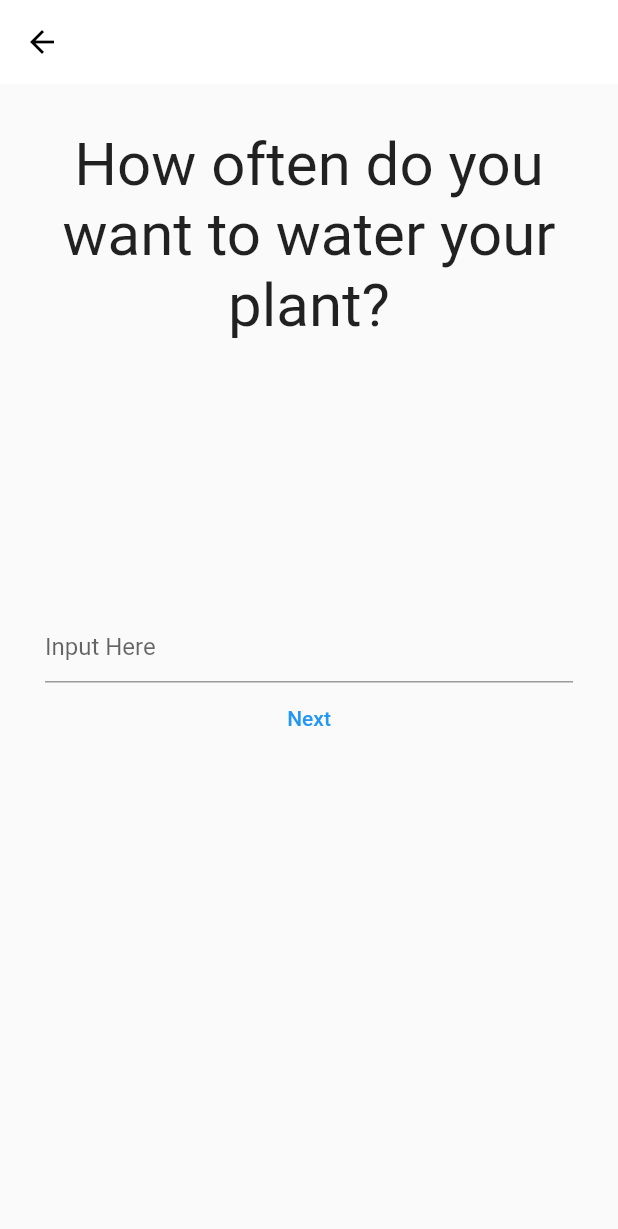
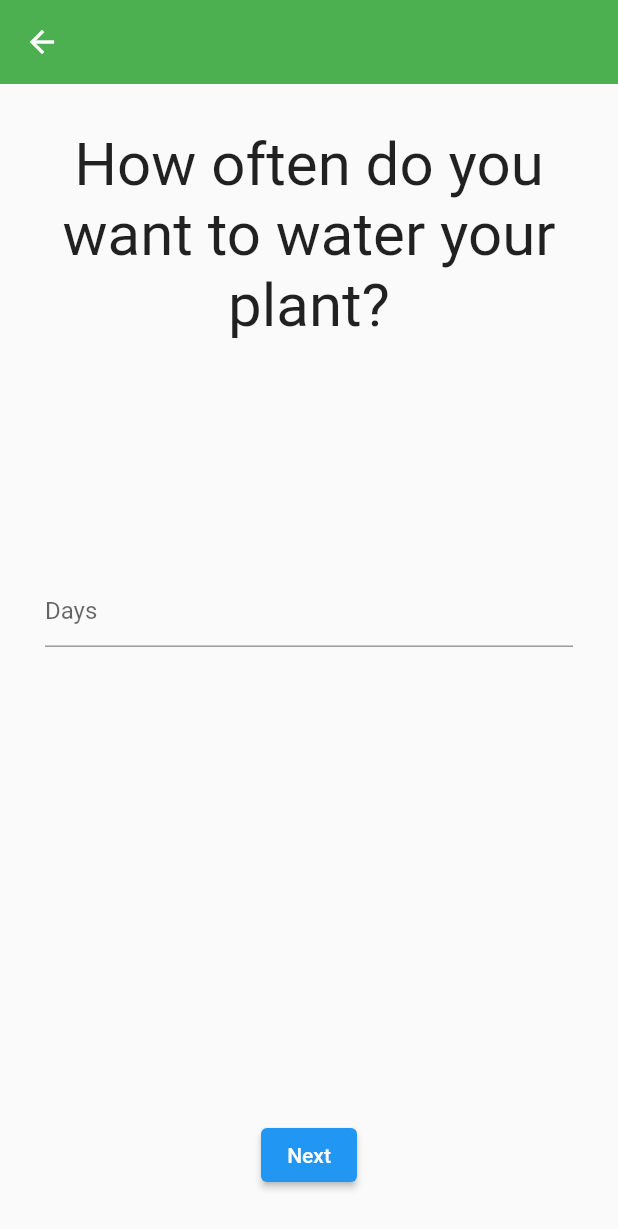
Before and after one commit to Brenden-Smith/gro, a Flutter app: the WaterQuestion screen opened directly, on a phone screen of 412 x 824 dp. Shown: the top 1229 px of the screen. Run offline on Flutter 3.47's test engine with Material 2 defaults, Android fonts, the light colour scheme and no system bars; our stand-ins replace cloud_firestore, firebase_auth, firebase_core, google_sign_in; accounts and stored records are empty; network calls fail.

Commit message:
Plant survey

```diff
--- a/gro/lib/main.dart
+++ b/gro/lib/main.dart
@@ -26,9 +26,11 @@ class Gro extends StatelessWidget {
       debugShowCheckedModeBanner: false,
       home: AppTabController(),
       routes: {
+        Home.routeName: (ctx) => Home(),
+        NameQuestion.routeName: (ctx) => NameQuestion(),
+        PlantSearch.routeName: (ctx) => PlantSearch(),
+        PlantDesc.routeName: (ctx) => PlantDesc(),
         SignIn.routeName: (ctx) => SignIn(),
-        Home.routeName: (ctx) => Home(),
-        PlantSearch.routeName: (ctx) => PlantSearch(),
       },
       onUnknownRoute: (settings) {
         return MaterialPageRoute(builder: (ctx) => SignIn());
--- a/gro/lib/models.dart
+++ b/gro/lib/models.dart
@@ -1,2 +1,4 @@
 export './models/user.dart';
 export './models/plant.dart';
+export './models/plant_entry.dart';
+export './models/journal.dart';
--- a/gro/lib/models/plant.dart
+++ b/gro/lib/models/plant.dart
@@ -8,7 +8,6 @@ class Plant {
   Plant({ this.id, this.name, this.scientificName, this.image});
 
   factory Plant.fromJson(Map<String, dynamic> json) {
-    print("Created plant object");
     return new Plant(
       id: json['id'],
       name: json['common_name'].toString(),
@@ -16,5 +15,4 @@ class Plant {
       image: json['image_url'].toString(),
     );
   }
-
 }
--- a/gro/lib/models/plant_entry.dart
+++ b/gro/lib/models/plant_entry.dart
@@ -4,6 +4,7 @@ class PlantEntry {
     Plant plant;
     String name;
     int daysToWater;
+    DateTime dateCreated;
 
     PlantEntry({ this.plant });
 
@@ -14,4 +15,9 @@ class PlantEntry {
     void setDaysToWater(int n) {
       this.daysToWater = n;
     }
+
+    void setDateCreated(DateTime d) {
+      this.dateCreated = d;
+    }
+
 }
--- a/gro/lib/screens.dart
+++ b/gro/lib/screens.dart
@@ -4,3 +4,5 @@ export './screens/wrapper.dart';
 export './screens/home.dart';
 export './screens/profile.dart';
 export 'screens/survey/plant_search.dart';
+export 'screens/survey/plant_description.dart';
+export 'screens/survey/name_question.dart';
--- a/gro/lib/screens/survey/water_question.dart
+++ b/gro/lib/screens/survey/water_question.dart
@@ -1,47 +1,68 @@
 import 'package:flutter/material.dart';
 import 'package:gro/screens/survey/plant_search.dart';
+import '../../models.dart';
 
 class WaterQuestion extends StatefulWidget {
+  static const routeName = '/water-question';
+  PlantEntry entry;
+
+  WaterQuestion({ this.entry });
   @override
   _WaterQuestionState createState() => _WaterQuestionState();
 }
 
 class _WaterQuestionState extends State<WaterQuestion> {
+
+  TextEditingController _water = TextEditingController();
+  final _formKey = GlobalKey<FormState>();
+
   @override
   Widget build(BuildContext context) {
     final mediaQuery = MediaQuery.of(context);
+
     final pageBody = Container(
       height: (mediaQuery.size.height - mediaQuery.padding.top),
       width: mediaQuery.size.width,
       padding: const EdgeInsets.all(30),
       child: Column(
         children: <Widget>[
-          Text(
+          Container(
+            child: Text(
               "How often do you want to water your plant?",
               textAlign: TextAlign.center,
               style: TextStyle(
                 fontSize: 40,
               ),
             ),
-          SizedBox(
-            height: 180,
           ),
-          Center(
+          Spacer(),
+          Container(
+            height: 50,
+            child: Form(
+              key: _formKey,
+              child: Container(
+                height: 50,
                 child: TextFormField(
+                  controller: _water,
                   decoration: InputDecoration(
-                hintText: "Input Here",
+                    hintText: "Days",
+                  ),
+                  validator: (val) => val.isEmpty ? 'This field is required' : null,
                 ),
               ),
             ),
-          TextButton(
-            style: TextButton.styleFrom(
-              primary: Colors.blue,
-              onSurface: Colors.red,
           ),
-            onPressed: () => Navigator.push(context,
-                MaterialPageRoute(builder: (context) => PlantSearch())),
+          Spacer(flex: 2),
+          Container(
+            child: ElevatedButton(
+              onPressed: () {
+                if (_formKey.currentState.validate()) {
+                  widget.entry.setDaysToWater(int.parse(_water.text));
+                }
+              },
               child: Text('Next'),
-          )
+            ),
+          ),
         ],
       ),
     );
@@ -50,11 +71,7 @@ class _WaterQuestionState extends State<WaterQuestion> {
       body: pageBody,
       appBar: AppBar(
         elevation: 0,
-        backgroundColor: Colors.white,
-        leading: IconButton(
-          icon: Icon(Icons.arrow_back, color: Colors.black),
-          onPressed: () => Navigator.of(context).pop(),
-        ),
+        backgroundColor: Colors.green,
       ),
     );
   }
```
Also changed, not shown: gro/lib/screens/plant_description.dart (deleted, +0 -13 lines), gro/lib/screens/plant_search.dart (deleted, +0 -163 lines), gro/lib/screens/survey/name_question.dart (+39 -18 lines), gro/lib/screens/survey/plant_description.dart (added, +51 -0 lines), gro/lib/screens/survey/plant_search.dart (+67 -64 lines). Lines whose indentation alone changed are shown as unchanged.
